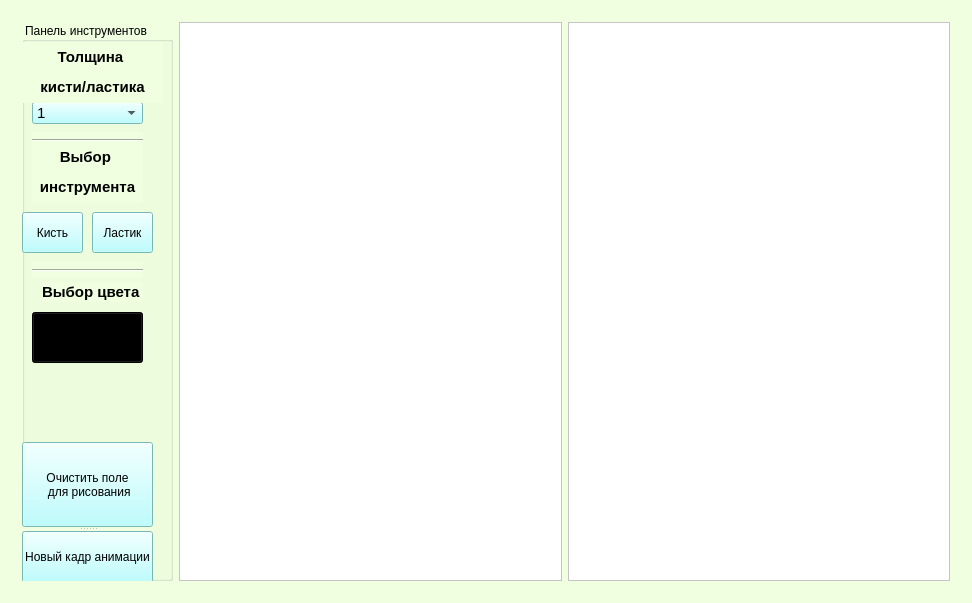
Qt form paint.ui (moevm/gui-1h2018-37) before a commit.
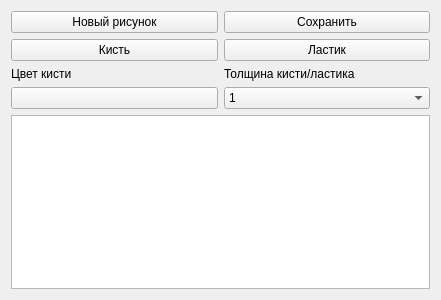
The same form after that commit.

Patch:
```diff
--- a/paint.ui
+++ b/paint.ui
@@ -6,150 +6,42 @@
    <rect>
     <x>0</x>
     <y>0</y>
-    <width>972</width>
-    <height>603</height>
+    <width>441</width>
+    <height>300</height>
    </rect>
   </property>
   <property name="windowTitle">
    <string>Colorist (:</string>
   </property>
-  <property name="autoFillBackground">
-   <bool>false</bool>
-  </property>
-  <property name="styleSheet">
-   <string notr="true">
-background-color: rgb(239, 255, 224);</string>
-  </property>
-  <layout class="QHBoxLayout" name="horizontalLayout">
-   <item>
-    <widget class="QStackedWidget" name="stackedWidget">
-     <property name="currentIndex">
-      <number>1</number>
-     </property>
-     <widget class="QWidget" name="page_4">
       <layout class="QGridLayout" name="gridLayout">
-       <item row="3" column="6">
-        <spacer name="horizontalSpacer">
-         <property name="orientation">
-          <enum>Qt::Horizontal</enum>
-         </property>
-         <property name="sizeHint" stdset="0">
-          <size>
-           <width>40</width>
-           <height>20</height>
-          </size>
-         </property>
-        </spacer>
+   <item row="3" column="1">
+    <widget class="QLabel" name="label_2">
+     <property name="text">
+      <string>Толщина кисти/ластика</string>
+     </property>
+    </widget>
        </item>
        <item row="3" column="0">
-        <spacer name="horizontalSpacer_2">
-         <property name="orientation">
-          <enum>Qt::Horizontal</enum>
-         </property>
-         <property name="sizeHint" stdset="0">
-          <size>
-           <width>40</width>
-           <height>20</height>
-          </size>
-         </property>
-        </spacer>
-       </item>
-       <item row="0" column="4">
-        <spacer name="verticalSpacer">
-         <property name="orientation">
-          <enum>Qt::Vertical</enum>
-         </property>
-         <property name="sizeHint" stdset="0">
-          <size>
-           <width>20</width>
-           <height>40</height>
-          </size>
-         </property>
-        </spacer>
-       </item>
-       <item row="5" column="5">
-        <spacer name="verticalSpacer_2">
-         <property name="orientation">
-          <enum>Qt::Vertical</enum>
-         </property>
-         <property name="sizeHint" stdset="0">
-          <size>
-           <width>17</width>
-           <height>37</height>
-          </size>
-         </property>
-        </spacer>
-       </item>
-       <item row="1" column="2" colspan="2">
-        <widget class="QLabel" name="label_1">
+    <widget class="QLabel" name="label">
          <property name="text">
-          <string>&lt;html&gt;&lt;head/&gt;&lt;body&gt;&lt;p&gt;&lt;span style=&quot; font-size:11pt; font-weight:600;&quot;&gt;Выберите действие:&lt;/span&gt;&lt;/p&gt;&lt;/body&gt;&lt;/html&gt;</string>
+      <string>Цвет кисти</string>
          </property>
         </widget>
        </item>
-       <item row="3" column="2">
-        <widget class="QPushButton" name="btnStart">
-         <property name="maximumSize">
-          <size>
-           <width>299</width>
-           <height>16777215</height>
-          </size>
-         </property>
-         <property name="styleSheet">
-          <string notr="true">background-color: rgb(170, 255, 255);</string>
-         </property>
+   <item row="2" column="0">
+    <widget class="QPushButton" name="btnSetBrush">
+     <property name="cursor">
+      <cursorShape>PointingHandCursor</cursorShape>
+     </property>
          <property name="text">
-          <string>Новый проект</string>
+      <string>Кисть</string>
          </property>
         </widget>
        </item>
-      </layout>
-     </widget>
-     <widget class="QWidget" name="page">
-      <layout class="QHBoxLayout" name="horizontalLayout_4">
-       <item>
-        <widget class="QGroupBox" name="groupBox">
-         <property name="minimumSize">
-          <size>
-           <width>0</width>
-           <height>0</height>
-          </size>
-         </property>
-         <property name="title">
-          <string>Панель инструментов</string>
-         </property>
-         <widget class="QPushButton" name="btnColor">
-          <property name="geometry">
-           <rect>
-            <x>10</x>
-            <y>290</y>
-            <width>111</width>
-            <height>51</height>
-           </rect>
-          </property>
-          <property name="styleSheet">
-           <string notr="true">background-color: rgb(0, 0, 0);</string>
-          </property>
-          <property name="text">
-           <string/>
-          </property>
-         </widget>
+   <item row="7" column="1">
          <widget class="QComboBox" name="cmbWidth">
-          <property name="geometry">
-           <rect>
-            <x>10</x>
-            <y>80</y>
-            <width>111</width>
-            <height>22</height>
-           </rect>
-          </property>
-          <property name="font">
-           <font>
-            <pointsize>11</pointsize>
-           </font>
-          </property>
-          <property name="styleSheet">
-           <string notr="true">background-color: rgb(170, 255, 255);</string>
+     <property name="cursor">
+      <cursorShape>SizeVerCursor</cursorShape>
           </property>
           <item>
            <property name="text">
@@ -251,202 +143,98 @@
             <string>20</string>
            </property>
           </item>
-         </widget>
-         <widget class="QPushButton" name="btnSetBrush">
-          <property name="geometry">
-           <rect>
-            <x>0</x>
-            <y>190</y>
-            <width>61</width>
-            <height>41</height>
-           </rect>
-          </property>
-          <property name="styleSheet">
-           <string notr="true">background-color: rgb(170, 255, 255);</string>
-          </property>
+     <item>
+      <property name="text">
+       <string>21</string>
+      </property>
+     </item>
+     <item>
+      <property name="text">
+       <string>22</string>
+      </property>
+     </item>
+     <item>
           <property name="text">
-           <string>Кисть</string>
-          </property>
-         </widget>
+       <string>23</string>
+      </property>
+     </item>
+     <item>
+      <property name="text">
+       <string>24</string>
+      </property>
+     </item>
+     <item>
+      <property name="text">
+       <string>25</string>
+      </property>
+     </item>
+     <item>
+      <property name="text">
+       <string>26</string>
+      </property>
+     </item>
+     <item>
+      <property name="text">
+       <string>27</string>
+      </property>
+     </item>
+     <item>
+      <property name="text">
+       <string>28</string>
+      </property>
+     </item>
+     <item>
+      <property name="text">
+       <string>29</string>
+      </property>
+     </item>
+    </widget>
+   </item>
+   <item row="2" column="1">
          <widget class="QPushButton" name="btnSetRuber">
-          <property name="geometry">
-           <rect>
-            <x>70</x>
-            <y>190</y>
-            <width>61</width>
-            <height>41</height>
-           </rect>
-          </property>
-          <property name="styleSheet">
-           <string notr="true">background-color: rgb(170, 255, 255);</string>
+     <property name="cursor">
+      <cursorShape>PointingHandCursor</cursorShape>
           </property>
           <property name="text">
            <string>Ластик</string>
           </property>
          </widget>
-         <widget class="QLabel" name="label_4">
-          <property name="geometry">
-           <rect>
-            <x>20</x>
-            <y>260</y>
-            <width>101</width>
-            <height>20</height>
-           </rect>
-          </property>
-          <property name="font">
-           <font>
-            <pointsize>11</pointsize>
-            <weight>75</weight>
-            <italic>false</italic>
-            <bold>true</bold>
-           </font>
-          </property>
+   </item>
+   <item row="7" column="0">
+    <widget class="QPushButton" name="btnColor">
+     <property name="cursor">
+      <cursorShape>OpenHandCursor</cursorShape>
+     </property>
           <property name="text">
-           <string>Выбор цвета</string>
-          </property>
-         </widget>
-         <widget class="QLabel" name="label_3">
-          <property name="geometry">
-           <rect>
-            <x>10</x>
-            <y>120</y>
-            <width>111</width>
-            <height>61</height>
-           </rect>
-          </property>
-          <property name="font">
-           <font>
-            <pointsize>11</pointsize>
-            <weight>75</weight>
-            <bold>true</bold>
-           </font>
-          </property>
-          <property name="text">
-           <string>&lt;html&gt;&lt;head/&gt;&lt;body&gt;&lt;p align=&quot;center&quot;&gt;Выбор &lt;/p&gt;&lt;p align=&quot;center&quot;&gt;инструмента&lt;/p&gt;&lt;/body&gt;&lt;/html&gt;</string>
-          </property>
-         </widget>
-         <widget class="Line" name="line">
-          <property name="geometry">
-           <rect>
-            <x>10</x>
-            <y>110</y>
-            <width>111</width>
-            <height>16</height>
-           </rect>
-          </property>
-          <property name="orientation">
-           <enum>Qt::Horizontal</enum>
-          </property>
-         </widget>
-         <widget class="Line" name="line_2">
-          <property name="geometry">
-           <rect>
-            <x>10</x>
-            <y>240</y>
-            <width>111</width>
-            <height>16</height>
-           </rect>
-          </property>
-          <property name="orientation">
-           <enum>Qt::Horizontal</enum>
-          </property>
-         </widget>
-         <widget class="QSplitter" name="splitter">
-          <property name="geometry">
-           <rect>
-            <x>0</x>
-            <y>420</y>
-            <width>131</width>
-            <height>141</height>
-           </rect>
-          </property>
-          <property name="orientation">
-           <enum>Qt::Vertical</enum>
-          </property>
-          <widget class="QPushButton" name="btnRepeat">
-           <property name="styleSheet">
-            <string notr="true">background-color: rgb(170, 255, 255);</string>
-           </property>
-           <property name="text">
-            <string>Очистить поле
- для рисования</string>
-           </property>
-          </widget>
+      <string/>
+     </property>
+    </widget>
+   </item>
+   <item row="1" column="0">
           <widget class="QPushButton" name="btnNewPic">
-           <property name="styleSheet">
-            <string notr="true">background-color: rgb(170, 255, 255);</string>
+     <property name="cursor">
+      <cursorShape>PointingHandCursor</cursorShape>
            </property>
            <property name="text">
-            <string>Новый кадр анимации</string>
-           </property>
-          </widget>
-         </widget>
-         <widget class="QLabel" name="label_2">
-          <property name="geometry">
-           <rect>
-            <x>0</x>
-            <y>20</y>
-            <width>141</width>
-            <height>61</height>
-           </rect>
+      <string>Новый рисунок</string>
+     </property>
+    </widget>
+   </item>
+   <item row="1" column="1">
+    <widget class="QPushButton" name="btnSavePic">
+     <property name="cursor">
+      <cursorShape>PointingHandCursor</cursorShape>
           </property>
           <property name="text">
-           <string>&lt;html&gt;&lt;head/&gt;&lt;body&gt;&lt;p align=&quot;center&quot;&gt;&lt;span style=&quot; font-size:11pt; font-weight:600;&quot;&gt;Толщина &lt;/span&gt;&lt;/p&gt;&lt;p align=&quot;center&quot;&gt;&lt;span style=&quot; font-size:11pt; font-weight:600;&quot;&gt;кисти/ластика&lt;/span&gt;&lt;/p&gt;&lt;/body&gt;&lt;/html&gt;</string>
-          </property>
-         </widget>
-         <zorder>splitter</zorder>
-         <zorder>cmbWidth</zorder>
-         <zorder>btnColor</zorder>
-         <zorder>btnSetBrush</zorder>
-         <zorder>btnSetRuber</zorder>
-         <zorder>label_4</zorder>
-         <zorder>label_3</zorder>
-         <zorder>line</zorder>
-         <zorder>line_2</zorder>
-         <zorder>label_2</zorder>
-        </widget>
-       </item>
-       <item>
+      <string>Сохранить</string>
+     </property>
+    </widget>
+   </item>
+   <item row="8" column="0" colspan="2">
         <widget class="QGraphicsView" name="graphicsView">
-         <property name="styleSheet">
-          <string notr="true">background: rgb(255, 255, 255)</string>
-         </property>
-         <property name="interactive">
-          <bool>true</bool>
-         </property>
-         <property name="sceneRect">
-          <rectf>
-           <x>0.000000000000000</x>
-           <y>0.000000000000000</y>
-           <width>250.000000000000000</width>
-           <height>300.000000000000000</height>
-          </rectf>
-         </property>
-         <property name="alignment">
-          <set>Qt::AlignCenter</set>
-         </property>
-        </widget>
-       </item>
-       <item>
-        <widget class="QGraphicsView" name="graphicsView_2">
-         <property name="styleSheet">
-          <string notr="true">background: rgb(255, 255, 255)</string>
-         </property>
-         <property name="interactive">
-          <bool>true</bool>
-         </property>
-         <property name="sceneRect">
-          <rectf>
-           <x>0.000000000000000</x>
-           <y>0.000000000000000</y>
-           <width>250.000000000000000</width>
-           <height>300.000000000000000</height>
-          </rectf>
-         </property>
-        </widget>
-       </item>
-      </layout>
-     </widget>
+     <property name="cursor" stdset="0">
+      <cursorShape>ArrowCursor</cursorShape>
+     </property>
     </widget>
    </item>
   </layout>
```
Left out of the diff: 2 changed lines with no effect on the pictures. Lines whose indentation alone changed are shown as unchanged.
